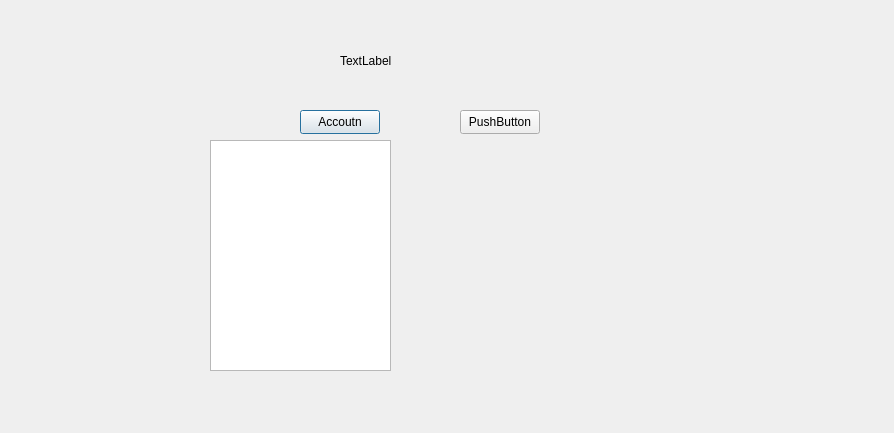
Old version of the form frontend/userhomepage.ui in the repository 22kmo-project/group_9.
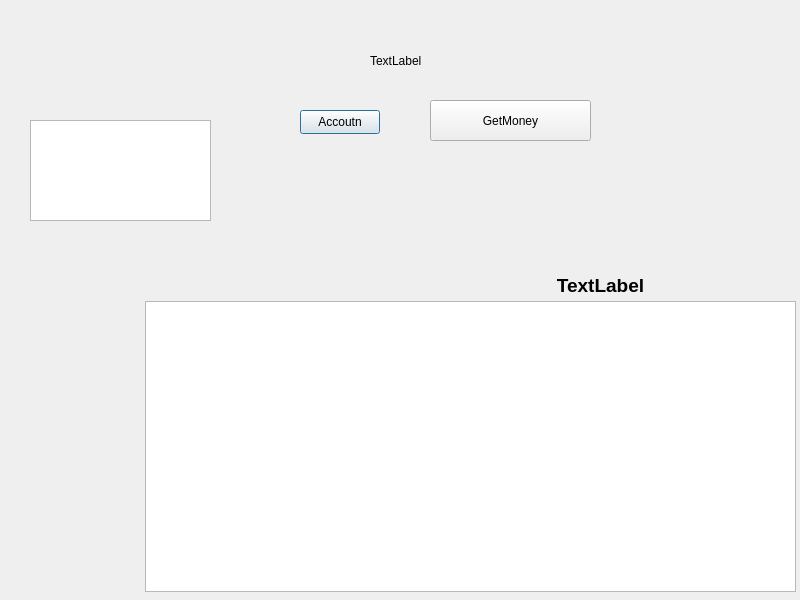
New version of the form.

Commit message: Added event view

The edit to the form file:
```diff
--- a/frontend/userhomepage.ui
+++ b/frontend/userhomepage.ui
@@ -6,8 +6,8 @@
    <rect>
     <x>0</x>
     <y>0</y>
-    <width>894</width>
-    <height>433</height>
+    <width>800</width>
+    <height>600</height>
    </rect>
   </property>
   <property name="windowTitle">
@@ -16,7 +16,7 @@
   <widget class="QLabel" name="lableIdOwner">
    <property name="geometry">
     <rect>
-     <x>340</x>
+     <x>370</x>
      <y>50</y>
      <width>151</width>
      <height>21</height>
@@ -42,23 +42,46 @@
   <widget class="QPushButton" name="pushButton_2">
    <property name="geometry">
     <rect>
-     <x>460</x>
-     <y>110</y>
-     <width>80</width>
-     <height>24</height>
+     <x>430</x>
+     <y>100</y>
+     <width>161</width>
+     <height>41</height>
     </rect>
    </property>
    <property name="text">
-    <string>PushButton</string>
+    <string>GetMoney</string>
    </property>
   </widget>
   <widget class="QTextEdit" name="cardInfo">
    <property name="geometry">
     <rect>
-     <x>210</x>
-     <y>140</y>
+     <x>30</x>
+     <y>120</y>
      <width>181</width>
-     <height>231</height>
+     <height>101</height>
+    </rect>
+   </property>
+  </widget>
+  <widget class="QLabel" name="accountTxt">
+   <property name="geometry">
+    <rect>
+     <x>420</x>
+     <y>270</y>
+     <width>361</width>
+     <height>31</height>
+    </rect>
+   </property>
+   <property name="text">
+    <string>&lt;html&gt;&lt;head/&gt;&lt;body&gt;&lt;p align=&quot;center&quot;&gt;&lt;span style=&quot; font-size:14pt; font-weight:700;&quot;&gt;TextLabel&lt;/span&gt;&lt;/p&gt;&lt;/body&gt;&lt;/html&gt;</string>
+   </property>
+  </widget>
+  <widget class="QListWidget" name="bankView">
+   <property name="geometry">
+    <rect>
+     <x>145</x>
+     <y>301</y>
+     <width>651</width>
+     <height>291</height>
     </rect>
    </property>
   </widget>
```
The commit also changes 10 other files.
